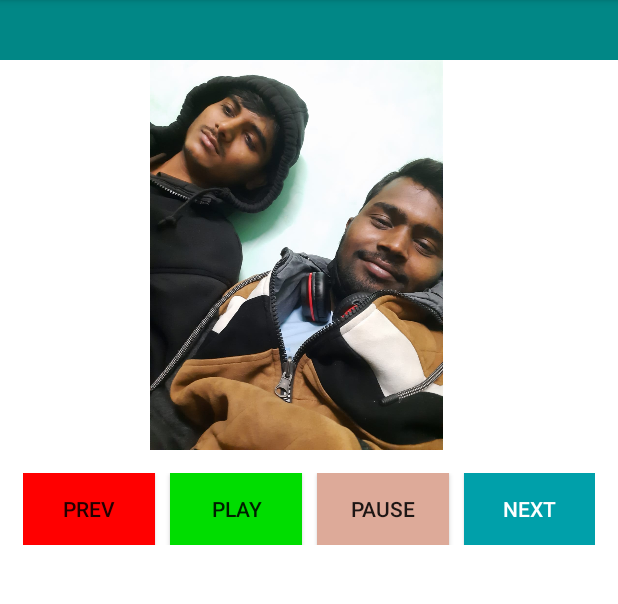
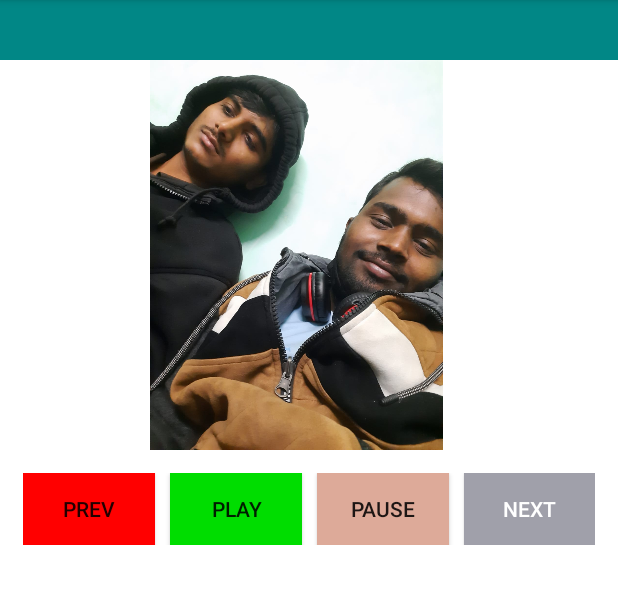
Before and after one commit to subhash7827/Empire, an Android app: the screen it shows after launch (MainActivity), on a phone screen of 412 x 824 dp, the part 84-688 px from its top. Run offline under Robolectric (Android 15) with nearby library versions, the phone set to English and light mode, and no system bars.

Commit message:
Update activity_main.xml

```diff
--- a/app/src/main/res/layout/activity_main.xml
+++ b/app/src/main/res/layout/activity_main.xml
@@ -80,7 +80,7 @@
             android:layout_width="wrap_content"
             android:layout_height="wrap_content"
             android:onClick="musicnext"
-            android:background="#00a0aa"
+            android:background="#a0a0aa"
             android:textColor="@color/white"
             app:srcCompat="@android:drawable/ic_media_next" />
 
```
